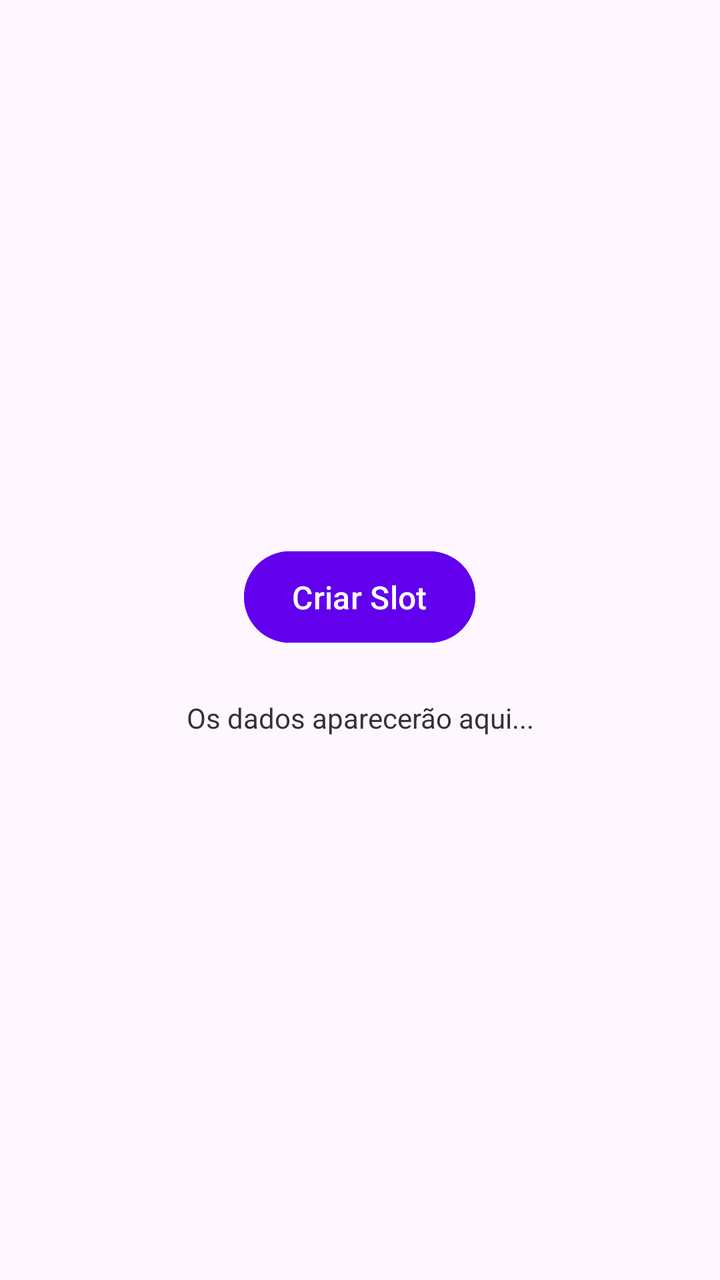
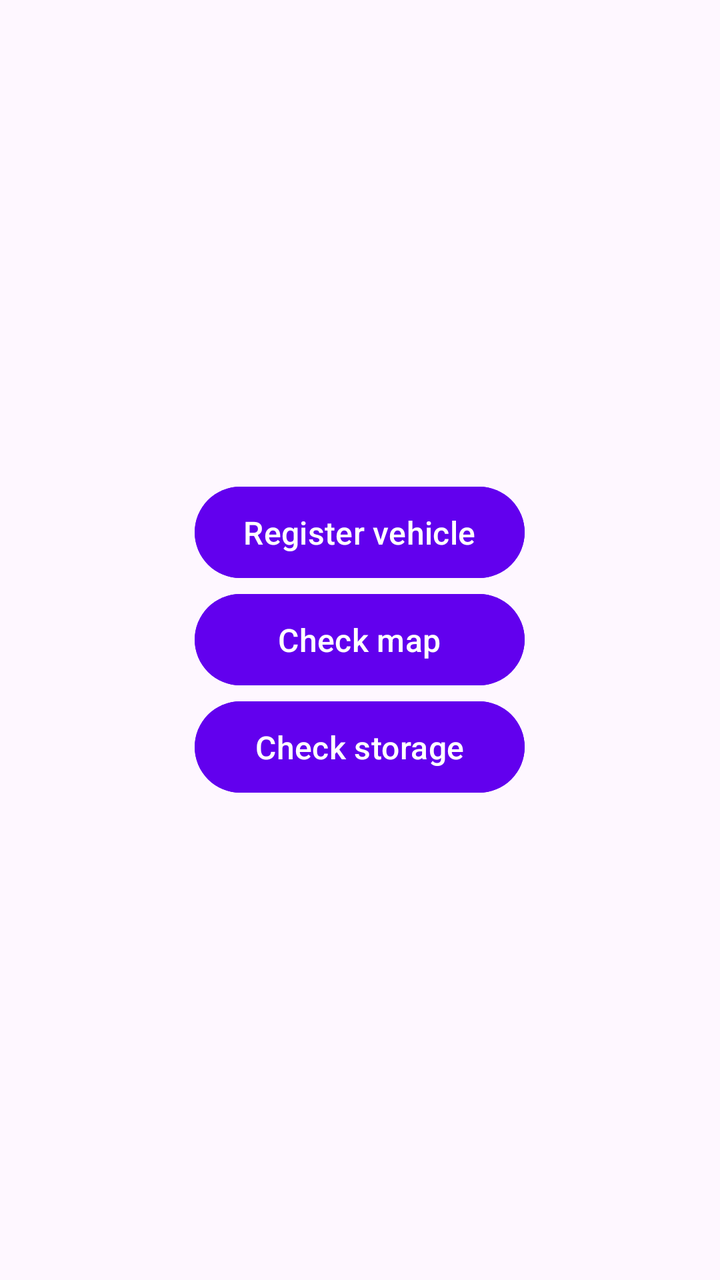

Before-and-after screenshots of an Android layout around one commit, followed by the original layout XML and the change that was made.
<!-- AndroidManifest.xml: application theme Theme.ProjectDroid -->
<!-- res/layout/activity_main.xml -->
<?xml version="1.0" encoding="utf-8"?>
<LinearLayout xmlns:android="http://schemas.android.com/apk/res/android"
    android:layout_width="match_parent"
    android:layout_height="match_parent"
    android:gravity="center"
    android:orientation="vertical"
    android:padding="24dp">


    <Button
        android:id="@+id/respectBotton"
        android:layout_width="wrap_content"
        android:layout_height="wrap_content"
        android:backgroundTint="#6200EE"
        android:text="Criar Slot"
        android:textColor="#FFFFFF"
        android:textSize="16sp"
        android:paddingHorizontal="24dp"
        android:paddingVertical="12dp" />


    <TextView
        android:id="@+id/txtResultado"
        android:layout_width="match_parent"
        android:layout_height="wrap_content"
        android:layout_marginTop="24dp"
        android:gravity="center"
        android:text="Os dados aparecerão aqui..."
        android:textColor="#333333"
        android:textSize="14sp" />



</LinearLayout>
<!-- resources referenced by this layout -->
<resources>
  <style name="Theme.ProjectDroid" parent="Base.Theme.ProjectDroid" />
  <style name="Base.Theme.ProjectDroid" parent="Theme.Material3.DayNight.NoActionBar">
          
          
      </style>
</resources>

<!-- the commit's change to res/layout/activity_main.xml (unified diff, before → after) -->
@@ -9,25 +9,37 @@
 
     <Button
         android:id="@+id/respectBotton"
-        android:layout_width="wrap_content"
+        android:layout_width="165dp"
         android:layout_height="wrap_content"
         android:backgroundTint="#6200EE"
-        android:text="Criar Slot"
+        android:paddingHorizontal="24dp"
+        android:paddingVertical="12dp"
+        android:text="Register vehicle"
         android:textColor="#FFFFFF"
-        android:textSize="16sp"
+        android:textSize="16sp" />
+
+    <Button
+        android:id="@+id/mapBotton"
+        android:layout_width="165dp"
+        android:layout_height="wrap_content"
+        android:backgroundTint="#6200EE"
         android:paddingHorizontal="24dp"
-        android:paddingVertical="12dp" />
+        android:paddingVertical="12dp"
+        android:text="Check map"
+        android:textColor="#FFFFFF"
+        android:textSize="16sp" />
 
+    <Button
+        android:id="@+id/storageBotton"
+        android:layout_width="165dp"
+        android:layout_height="wrap_content"
+        android:backgroundTint="#6200EE"
+        android:paddingHorizontal="24dp"
+        android:paddingVertical="12dp"
+        android:text="Check storage"
+        android:textColor="#FFFFFF"
+        android:textSize="16sp" />
 
-    <TextView
-        android:id="@+id/txtResultado"
-        android:layout_width="match_parent"
-        android:layout_height="wrap_content"
-        android:layout_marginTop="24dp"
-        android:gravity="center"
-        android:text="Os dados aparecerão aqui..."
-        android:textColor="#333333"
-        android:textSize="14sp" />
 
 
 
